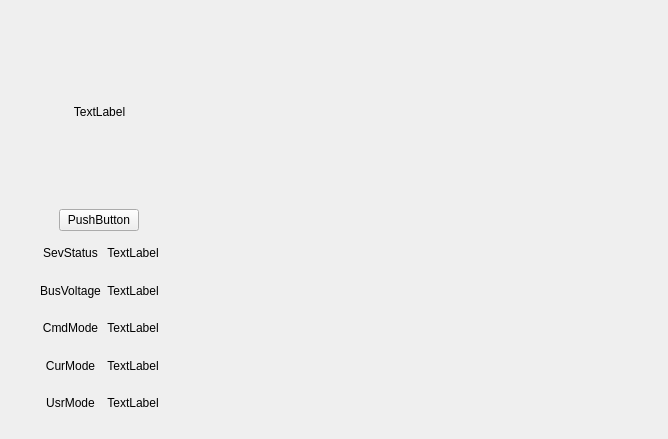
Qt form Libs/UI/UiStatus/graphstatus129.ui (tiangaomingjing/ServoDriveTech) before a commit.
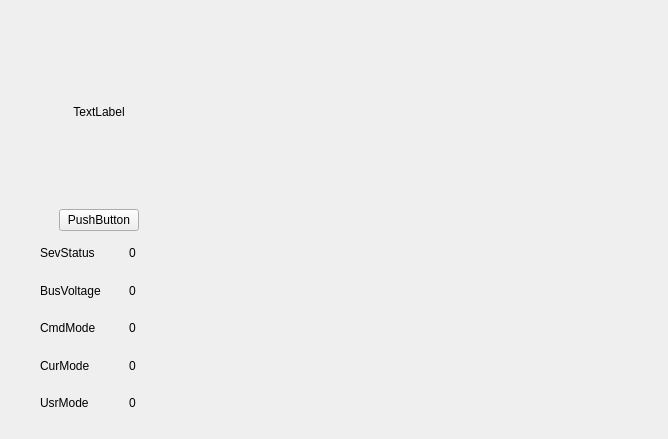
The same form after that commit.

What changed in the file:
```diff
--- a/Libs/UI/UiStatus/graphstatus129.ui
+++ b/Libs/UI/UiStatus/graphstatus129.ui
@@ -84,14 +84,14 @@
            <string>SevStatus</string>
           </property>
           <property name="alignment">
-           <set>Qt::AlignCenter</set>
+           <set>Qt::AlignLeading|Qt::AlignLeft|Qt::AlignVCenter</set>
           </property>
          </widget>
         </item>
         <item row="0" column="1">
          <widget class="QLabel" name="label_statusValue_sevStatus">
           <property name="text">
-           <string>TextLabel</string>
+           <string>0</string>
           </property>
           <property name="alignment">
            <set>Qt::AlignCenter</set>
@@ -104,14 +104,14 @@
            <string>BusVoltage</string>
           </property>
           <property name="alignment">
-           <set>Qt::AlignCenter</set>
+           <set>Qt::AlignLeading|Qt::AlignLeft|Qt::AlignVCenter</set>
           </property>
          </widget>
         </item>
         <item row="1" column="1">
          <widget class="QLabel" name="label_statusValue_busVol">
           <property name="text">
-           <string>TextLabel</string>
+           <string>0</string>
           </property>
           <property name="alignment">
            <set>Qt::AlignCenter</set>
@@ -124,14 +124,14 @@
            <string>CmdMode</string>
           </property>
           <property name="alignment">
-           <set>Qt::AlignCenter</set>
+           <set>Qt::AlignLeading|Qt::AlignLeft|Qt::AlignVCenter</set>
           </property>
          </widget>
         </item>
         <item row="2" column="1">
          <widget class="QLabel" name="label_statusValue_cmdMode">
           <property name="text">
-           <string>TextLabel</string>
+           <string>0</string>
           </property>
           <property name="alignment">
            <set>Qt::AlignCenter</set>
@@ -144,14 +144,14 @@
            <string>CurMode</string>
           </property>
           <property name="alignment">
-           <set>Qt::AlignCenter</set>
+           <set>Qt::AlignLeading|Qt::AlignLeft|Qt::AlignVCenter</set>
           </property>
          </widget>
         </item>
         <item row="3" column="1">
          <widget class="QLabel" name="label_statusValue_curMode">
           <property name="text">
-           <string>TextLabel</string>
+           <string>0</string>
           </property>
           <property name="alignment">
            <set>Qt::AlignCenter</set>
@@ -164,14 +164,14 @@
            <string>UsrMode</string>
           </property>
           <property name="alignment">
-           <set>Qt::AlignCenter</set>
+           <set>Qt::AlignLeading|Qt::AlignLeft|Qt::AlignVCenter</set>
           </property>
          </widget>
         </item>
         <item row="4" column="1">
          <widget class="QLabel" name="label_statusValue_usrMode">
           <property name="text">
-           <string>TextLabel</string>
+           <string>0</string>
           </property>
           <property name="alignment">
            <set>Qt::AlignCenter</set>
```
